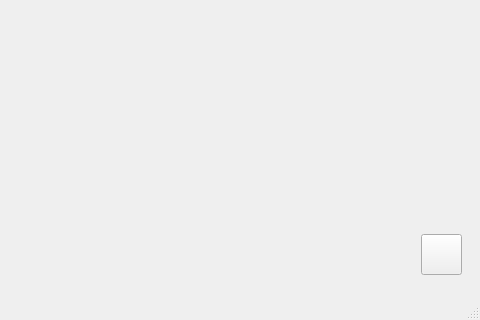
Before: the Qt Designer form options_ui.ui in shockz-offsec/DriveMyFiles, drawn with Qt 5; both pictures show x 299 to 779 and y 386 to 706 of the 779 by 706 pixel window.
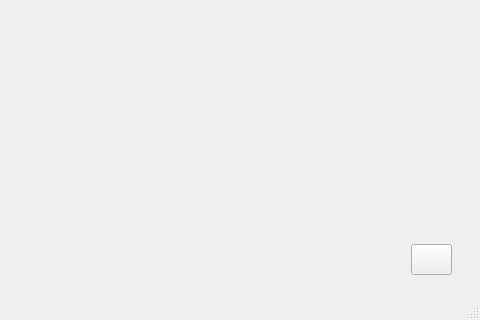
After: the same form once the commit is applied. Icons and pictures are not drawn.

Diff of the .ui file:
```diff
--- a/options_ui.ui
+++ b/options_ui.ui
@@ -640,10 +640,10 @@
    <widget class="QPushButton" name="bt_back">
     <property name="geometry">
      <rect>
-      <x>720</x>
-      <y>620</y>
+      <x>710</x>
+      <y>630</y>
       <width>41</width>
-      <height>41</height>
+      <height>31</height>
      </rect>
     </property>
     <property name="styleSheet">
```
